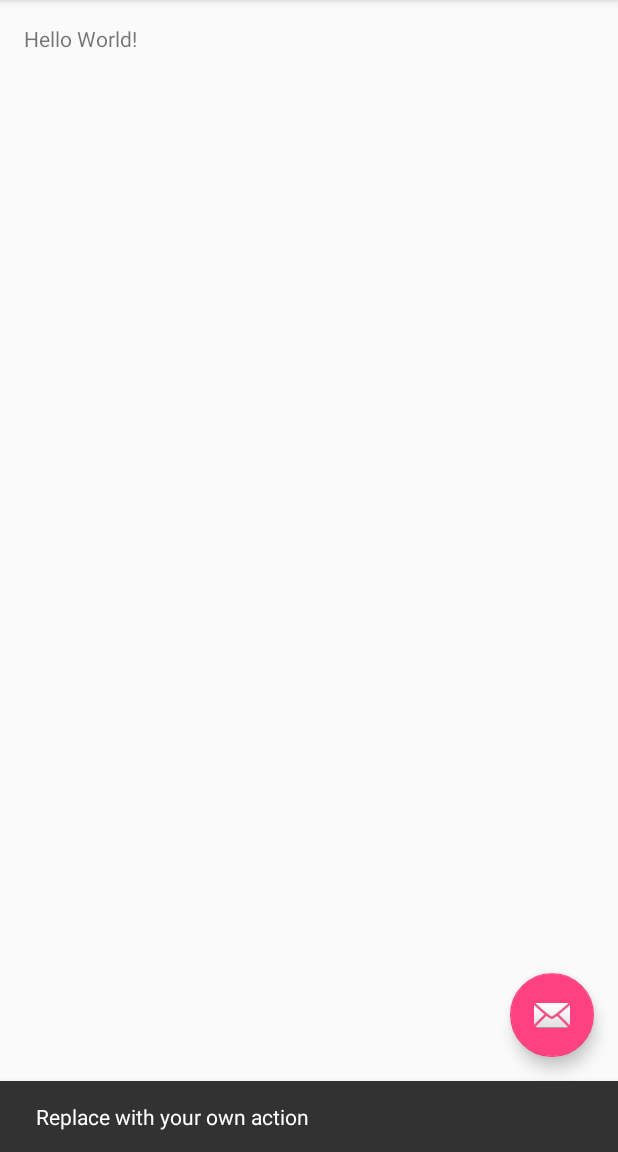
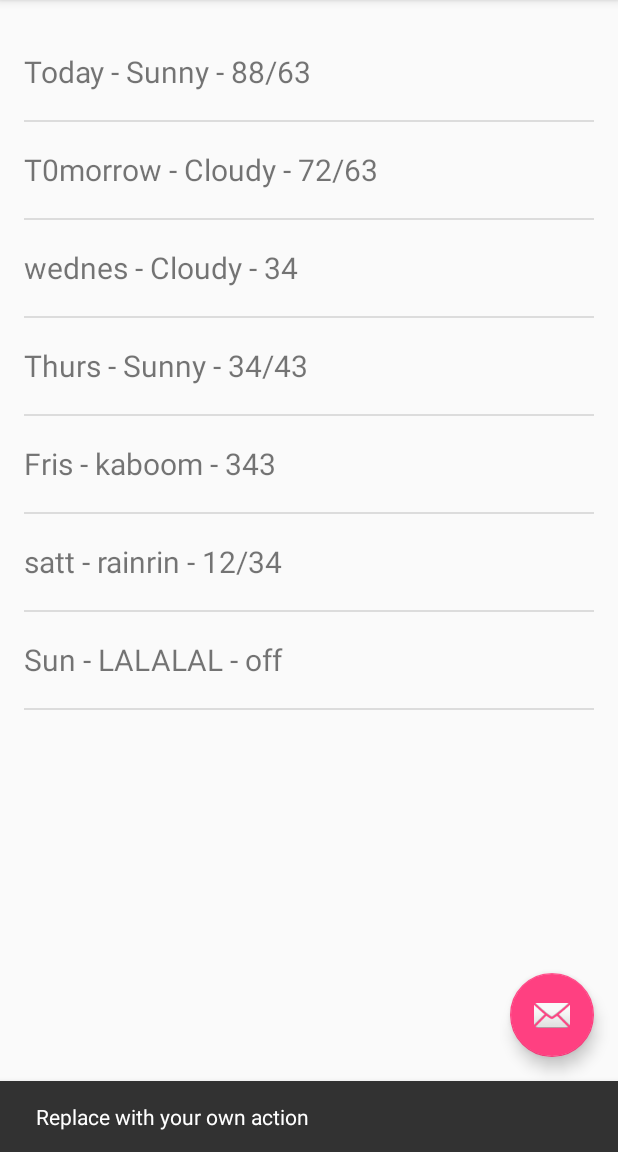
Before and after one commit to orangeoctopus/sunshine-udacity, an Android app: the screen it shows after launch (MainActivity), after a tap on an icon or button, on a phone screen of 412 x 824 dp, the part 84-1236 px from its top. Run offline under Robolectric (Android 15) with nearby library versions, the phone set to English and light mode, and no system bars.

```diff
--- a/app/build.gradle
+++ b/app/build.gradle
@@ -17,6 +17,9 @@ android {
             proguardFiles getDefaultProguardFile('proguard-android.txt'), 'proguard-rules.pro'
         }
     }
+    buildTypes.each {
+        it.buildConfigField 'String', 'OPEN_WEATHER_MAP_API_KEY', MyOpenWeatherMapApiKey
+    }
 }
 
 dependencies {
--- a/app/src/main/AndroidManifest.xml
+++ b/app/src/main/AndroidManifest.xml
@@ -1,6 +1,8 @@
 <?xml version="1.0" encoding="utf-8"?>
 <manifest xmlns:android="http://schemas.android.com/apk/res/android"
     package="com.example.pogee.sunshine.app">
+
+    <uses-permission android:name="android.permission.INTERNET"/>
 
     <application
         android:allowBackup="true"
@@ -8,6 +10,7 @@
         android:label="@string/app_name"
         android:supportsRtl="true"
         android:theme="@style/AppTheme">
+
         <activity
             android:name=".MainActivity"
             android:label="@string/app_name"
--- /dev/null
+++ b/app/src/main/java/com/example/pogee/sunshine/app/ForecastFragment.java
@@ -0,0 +1,203 @@
+package com.example.pogee.sunshine.app;
+
+import android.net.Uri;
+import android.os.AsyncTask;
+import android.support.annotation.InterpolatorRes;
+import android.support.annotation.Nullable;
+import android.support.v4.app.Fragment;
+import android.os.Bundle;
+import android.util.Log;
+import android.view.LayoutInflater;
+import android.view.Menu;
+import android.view.MenuInflater;
+import android.view.MenuItem;
+import android.view.View;
+import android.view.ViewGroup;
+import android.widget.ArrayAdapter;
+import android.widget.ListView;
+
+import java.io.BufferedReader;
+import java.io.IOException;
+import java.io.InputStream;
+import java.io.InputStreamReader;
+import java.net.HttpURLConnection;
+import java.net.URL;
+import java.util.ArrayList;
+import java.util.Arrays;
+import java.util.List;
+
+/**
+ * A placeholder fragment containing a simple view.
+ */
+public class ForecastFragment extends Fragment {
+
+    public ForecastFragment() {
+    }
+
+    @Override
+    public View onCreateView(LayoutInflater inflater, ViewGroup container,
+                             Bundle savedInstanceState) {
+
+         //dummy data for listview
+        String[] forecastArray = {
+                "Today - Sunny - 88/63",
+                "T0morrow - Cloudy - 72/63",
+                "wednes - Cloudy - 34",
+                "Thurs - Sunny - 34/43",
+                "Fris - kaboom - 343",
+                "satt - rainrin - 12/34",
+                "Sun - LALALAL - off",
+
+        };
+
+
+        List<String> weekForecast = new ArrayList<String>(
+                Arrays.asList(forecastArray));
+
+        ArrayAdapter<String> mForecastAdapter = new ArrayAdapter<String>(
+                //context
+                getActivity(),
+                //ID of list item layout
+                R.layout.list_item_forecast,
+                //id of textview
+                R.id.list_item_forecast_textview,
+                //list sof data
+                weekForecast);
+
+        View rootView = inflater.inflate(R.layout.fragment_main, container, false);
+
+        //get reference to list view and atache adapter to it
+        ListView mForecastListview = (ListView) rootView.findViewById(R.id.listview_forecast);
+        mForecastListview.setAdapter(mForecastAdapter);
+
+
+
+        return rootView;
+    }
+
+    @Override
+    public void onCreate(@Nullable Bundle savedInstanceState) {
+        super.onCreate(savedInstanceState);
+
+        setHasOptionsMenu(true);
+
+    }
+
+    @Override
+    public void onCreateOptionsMenu(Menu menu, MenuInflater inflater) {
+        super.onCreateOptionsMenu(menu, inflater);
+        inflater.inflate(R.menu.forecastfragment,menu);
+
+    }
+
+    @Override
+    public boolean onOptionsItemSelected(MenuItem item) {
+        switch(item.getItemId()) {
+            case R.id.action_refresh:
+                new FetchWeatherTask().execute("2147714");
+                return true;
+            default:
+                return super.onOptionsItemSelected(item);
+        }
+
+
+    }
+
+
+
+    public class FetchWeatherTask extends AsyncTask <String, Void, Void> {
+
+        private final String LOG_TAG = FetchWeatherTask.class.getSimpleName();
+
+        @Override
+        protected Void doInBackground(String... params) {
+
+            // These two need to be declared outside the try/catch
+            // so that they can be closed in the finally block.
+            HttpURLConnection urlConnection = null;
+            BufferedReader reader = null;
+
+            // Will contain the raw JSON response as a string.
+            String forecastJsonStr = null;
+
+            String format = "json";
+            String units = "metric";
+            int count = 7;
+
+            try {
+                // Construct the URL for the OpenWeatherMap query
+                // Possible parameters are available at OWM's forecast API page, at
+                // http://openweathermap.org/API#forecast
+                final String FORCAST_BASE_URI = "http://api.openweathermap.org/data/2.5/forecast?";
+                final String POSTCODE_PARAM = "id";
+                final String FORMAT_PARAM = "mode";
+                final String UNITS_PARAM = "units";
+                final String COUNT_PARAM = "cnt";
+                final String KEY_PARAM = "appid";
+
+                Uri builtUri = Uri.parse(FORCAST_BASE_URI).buildUpon()
+                        .appendQueryParameter(POSTCODE_PARAM,params[0])
+                        .appendQueryParameter(FORMAT_PARAM, format)
+                        .appendQueryParameter(UNITS_PARAM,units)
+                        .appendQueryParameter(COUNT_PARAM, Integer.toString(count))
+                        .appendQueryParameter(KEY_PARAM,BuildConfig.OPEN_WEATHER_MAP_API_KEY)
+                        .build();
+
+
+                URL url = new URL(builtUri.toString());
+
+                Log.v(LOG_TAG, "Built URI" + builtUri.toString());
+
+
+                // Create the request to OpenWeatherMap, and open the connection
+                urlConnection = (HttpURLConnection) url.openConnection();
+                urlConnection.setRequestMethod("GET");
+                urlConnection.connect();
+
+                // Read the input stream into a String
+                InputStream inputStream = urlConnection.getInputStream();
+                StringBuffer buffer = new StringBuffer();
+                if (inputStream == null) {
+                    // Nothing to do.
+                    forecastJsonStr = null;
+                }
+                reader = new BufferedReader(new InputStreamReader(inputStream));
+
+                String line;
+                while ((line = reader.readLine()) != null) {
+                    // Since it's JSON, adding a newline isn't necessary (it won't affect parsing)
+                    // But it does make debugging a *lot* easier if you print out the completed
+                    // buffer for debugging.
+                    buffer.append(line + "\n");
+                }
+
+                if (buffer.length() == 0) {
+                    // Stream was empty.  No point in parsing.
+                    forecastJsonStr = null;
+                }
+                forecastJsonStr = buffer.toString();
+                Log.v(LOG_TAG, "Forecase JSON String: " + forecastJsonStr);
+
+            } catch (IOException e) {
+                Log.e("PlaceholderFragment", "Error ", e);
+                // If the code didn't successfully get the weather data, there's no point in attempting
+                // to parse it.
+                forecastJsonStr = null;
+            } finally{
+                if (urlConnection != null) {
+                    urlConnection.disconnect();
+                }
+                if (reader != null) {
+                    try {
+                        reader.close();
+                    } catch (final IOException e) {
+                        Log.e("PlaceholderFragment", "Error closing stream", e);
+                    }
+                }
+            }
+            return null;
+        }
+
+
+    }
+}
--- a/app/src/main/java/com/example/pogee/sunshine/app/MainActivityFragment.java
+++ /dev/null
@@ -1,22 +0,0 @@
-package com.example.pogee.sunshine.app;
-
-import android.support.v4.app.Fragment;
-import android.os.Bundle;
-import android.view.LayoutInflater;
-import android.view.View;
-import android.view.ViewGroup;
-
-/**
- * A placeholder fragment containing a simple view.
- */
-public class MainActivityFragment extends Fragment {
-
-    public MainActivityFragment() {
-    }
-
-    @Override
-    public View onCreateView(LayoutInflater inflater, ViewGroup container,
-                             Bundle savedInstanceState) {
-        return inflater.inflate(R.layout.fragment_main, container, false);
-    }
-}
--- a/app/src/main/res/layout/content_main.xml
+++ b/app/src/main/res/layout/content_main.xml
@@ -2,7 +2,7 @@
     xmlns:app="http://schemas.android.com/apk/res-auto"
     xmlns:tools="http://schemas.android.com/tools"
     android:id="@+id/fragment"
-    android:name="com.example.pogee.sunshine.app.MainActivityFragment"
+    android:name="com.example.pogee.sunshine.app.ForecastFragment"
     android:layout_width="match_parent"
     android:layout_height="match_parent"
     app:layout_behavior="@string/appbar_scrolling_view_behavior"
--- a/app/src/main/res/layout/fragment_main.xml
+++ b/app/src/main/res/layout/fragment_main.xml
@@ -1,5 +1,5 @@
 <?xml version="1.0" encoding="utf-8"?>
-<RelativeLayout xmlns:android="http://schemas.android.com/apk/res/android"
+<FrameLayout xmlns:android="http://schemas.android.com/apk/res/android"
     xmlns:tools="http://schemas.android.com/tools"
     android:id="@+id/content_main"
     android:layout_width="match_parent"
@@ -8,12 +8,13 @@
     android:paddingLeft="@dimen/activity_horizontal_margin"
     android:paddingRight="@dimen/activity_horizontal_margin"
     android:paddingTop="@dimen/activity_vertical_margin"
-    tools:context="com.example.pogee.sunshine.app.MainActivityFragment"
+    tools:context="com.example.pogee.sunshine.app.ForecastFragment"
     tools:showIn="@layout/activity_main">
 
-    <TextView
-        android:layout_width="wrap_content"
-        android:layout_height="wrap_content"
+    <ListView
+        android:id="@+id/listview_forecast"
+        android:layout_width="match_parent"
+        android:layout_height="match_parent"
         android:text="Hello World!" />
 
-</RelativeLayout>
+</FrameLayout>
--- /dev/null
+++ b/app/src/main/res/menu/forecastfragment.xml
@@ -0,0 +1,8 @@
+<?xml version="1.0" encoding="utf-8"?>
+<menu xmlns:android="http://schemas.android.com/apk/res/android"
+    xmlns:app="http://schemas.android.com/apk/res-auto">
+    <item android:id="@+id/action_refresh"
+        android:title="@string/action_refresh"
+        app:showAsAction="never"/>
+
+</menu>
--- a/app/src/main/res/menu/menu_main.xml
+++ b/app/src/main/res/menu/menu_main.xml
@@ -7,4 +7,5 @@
         android:orderInCategory="100"
         android:title="@string/action_settings"
         app:showAsAction="never" />
+
 </menu>
--- a/app/src/main/res/values/strings.xml
+++ b/app/src/main/res/values/strings.xml
@@ -1,4 +1,7 @@
 <resources>
     <string name="app_name">Sunshine</string>
     <string name="action_settings">Settings</string>
+
+    <!-- MEnu labels -->
+    <string name = "action_refresh" translatable="false"> Refresh</string>
 </resources>
--- a/gradle.properties
+++ b/gradle.properties
@@ -15,3 +15,5 @@ org.gradle.jvmargs=-Xmx1536m
 # This option should only be used with decoupled projects. More details, visit
 # http://www.gradle.org/docs/current/userguide/multi_project_builds.html#sec:decoupled_projects
 # org.gradle.parallel=true
+
+MyOpenWeatherMapApiKey="49171745929a3ef7de04637c9f8c8e3b"
```
